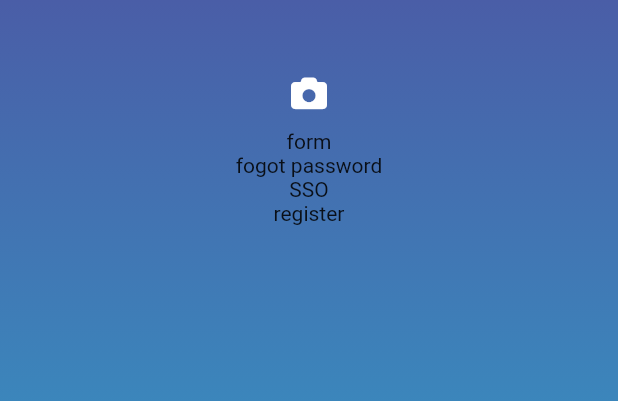
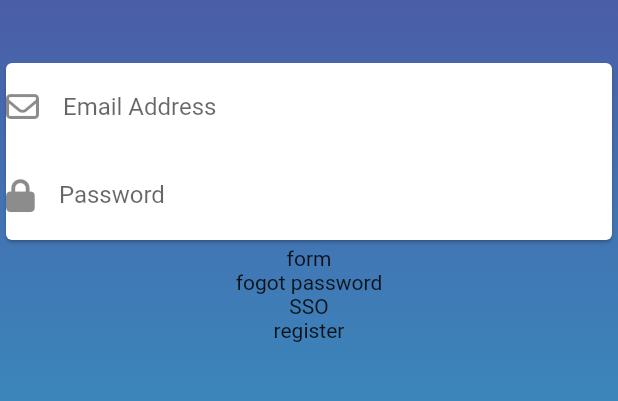
Before and after one commit to honnage/flutter-mystock, a Flutter app: the screen it shows after launch, on a phone screen of 412 x 824 dp, the part 195-596 px from its top. Run offline on Flutter 3.47's test engine with Material 2 defaults, Android fonts, the phone set to English and light mode, and no system bars; our stand-ins replace font_awesome_flutter.

Commit message:
Form Login

```diff
--- a/lib/src/pages/login/login_page.dart
+++ b/lib/src/pages/login/login_page.dart
@@ -2,6 +2,7 @@ import 'package:flutter/material.dart';
 import 'package:font_awesome_flutter/font_awesome_flutter.dart';
 import 'package:mystock/src/config/theme.dart' as custom_theme;
 import 'package:mystock/src/pages/login/widgets/header.dart';
+import 'package:mystock/src/pages/login/widgets/login_form.dart';
 
 class LoginPage extends StatelessWidget {
   const LoginPage({Key? key}) : super(key: key);
@@ -18,20 +19,13 @@ class LoginPage extends StatelessWidget {
             ),
           ),
           Column(
-            children: [
-              const Header(),
-              IconButton(
-                  icon: const FaIcon(
-                    FontAwesomeIcons.camera,
-                    color: Colors.white,
-                  ),
-                  onPressed: () {
-                    // todo
-                  }),
-              const Text('form'),
-              const Text('fogot password'),
-              const Text('SSO'),
-              const Text('register'),
+            children: const [
+              Header(),
+              LoginForm(),
+              Text('form'),
+              Text('fogot password'),
+              Text('SSO'),
+              Text('register'),
             ],
           ),
         ],
--- /dev/null
+++ b/lib/src/pages/login/widgets/login_form.dart
@@ -0,0 +1,49 @@
+import 'package:flutter/material.dart';
+import 'package:font_awesome_flutter/font_awesome_flutter.dart';
+
+class LoginForm extends StatelessWidget {
+  const LoginForm({Key? key}) : super(key: key);
+
+  @override
+  Widget build(BuildContext context) {
+    return const Card(
+      child: FormInput(),
+    );
+  }
+}
+
+class FormInput extends StatelessWidget {
+  const FormInput({
+    Key? key,
+  }) : super(key: key);
+
+  @override
+  Widget build(BuildContext context) {
+    return Column(
+      children: const [
+        TextField(
+          decoration:  InputDecoration(
+              border: InputBorder.none,
+              labelText: 'Email Address',
+              hintText: 'test@mail.com',
+              icon: FaIcon(
+                FontAwesomeIcons.envelope,
+                size: 22.0,
+              )
+          ),
+        ),
+        TextField(
+          decoration:  InputDecoration(
+              border: InputBorder.none,
+              labelText: 'Password',
+              icon: FaIcon(
+                FontAwesomeIcons.lock,
+                size: 22.0,
+              )
+          ),
+          obscureText: true,
+        ),
+      ],
+    );
+  }
+}
```
